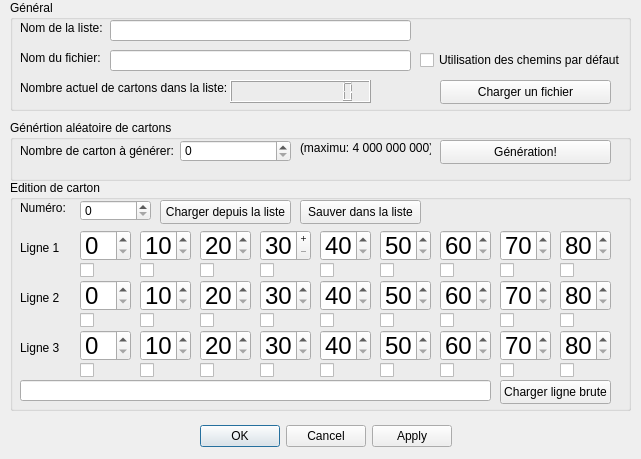
Before: the Qt Designer form sources/UI/ConfigCartons.ui in Silmaen/EvenementLoto, drawn with Qt 5.
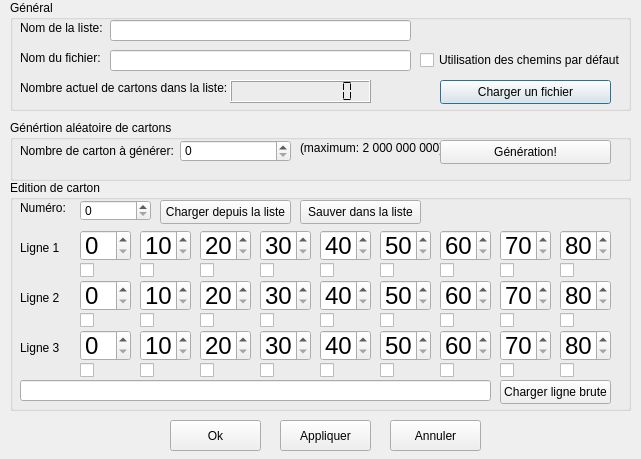
After: the same form once the commit is applied.

Commit message: Travail sur la définition des cartons

What changed in the file:
```diff
--- a/sources/UI/ConfigCartons.ui
+++ b/sources/UI/ConfigCartons.ui
@@ -40,42 +40,6 @@
   <property name="modal">
    <bool>true</bool>
   </property>
-  <widget class="QDialogButtonBox" name="buttonBox">
-   <property name="geometry">
-    <rect>
-     <x>10</x>
-     <y>420</y>
-     <width>631</width>
-     <height>32</height>
-    </rect>
-   </property>
-   <property name="sizePolicy">
-    <sizepolicy hsizetype="Fixed" vsizetype="Fixed">
-     <horstretch>0</horstretch>
-     <verstretch>0</verstretch>
-    </sizepolicy>
-   </property>
-   <property name="minimumSize">
-    <size>
-     <width>631</width>
-     <height>32</height>
-    </size>
-   </property>
-   <property name="toolTip">
-    <string>Annuler: fermer la fenetre sans sauvegarder. Ok: fermer la fenetre et sauvegarder. Appliquer: Sauvegarder
-     sans fermer la fenêtre.
-    </string>
-   </property>
-   <property name="orientation">
-    <enum>Qt::Horizontal</enum>
-   </property>
-   <property name="standardButtons">
-    <set>QDialogButtonBox::Apply|QDialogButtonBox::Cancel|QDialogButtonBox::Ok</set>
-   </property>
-   <property name="centerButtons">
-    <bool>true</bool>
-   </property>
-  </widget>
   <widget class="QGroupBox" name="groupBox">
    <property name="geometry">
     <rect>
@@ -184,6 +148,9 @@
     <property name="digitCount">
      <number>9</number>
     </property>
+       <property name="segmentStyle">
+           <enum>QLCDNumber::Flat</enum>
+       </property>
     <property name="intValue" stdset="0">
      <number>0</number>
     </property>
@@ -254,12 +221,12 @@
      <rect>
       <x>290</x>
       <y>20</y>
-      <width>131</width>
+         <width>141</width>
       <height>16</height>
      </rect>
     </property>
     <property name="text">
-     <string>(maximu: 4 000 000 000)</string>
+        <string>(maximum: 2 000 000 000)</string>
     </property>
    </widget>
    <widget class="QPushButton" name="UIGenerateBtn">
@@ -502,10 +469,7 @@
      </font>
     </property>
     <property name="buttonSymbols">
-     <enum>QAbstractSpinBox::PlusMinus</enum>
-    </property>
-    <property name="specialValueText">
-     <string/>
+        <enum>QAbstractSpinBox::UpDownArrows</enum>
     </property>
     <property name="minimum">
      <number>30</number>
@@ -1360,6 +1324,45 @@
     </property>
    </widget>
   </widget>
+     <widget class="QPushButton" name="pushButton">
+         <property name="geometry">
+             <rect>
+                 <x>170</x>
+                 <y>420</y>
+                 <width>91</width>
+                 <height>31</height>
+             </rect>
+         </property>
+         <property name="text">
+             <string>Ok</string>
+         </property>
+     </widget>
+     <widget class="QPushButton" name="pushButton_2">
+         <property name="geometry">
+             <rect>
+                 <x>280</x>
+                 <y>420</y>
+                 <width>91</width>
+                 <height>31</height>
+             </rect>
+         </property>
+         <property name="text">
+             <string>Appliquer</string>
+         </property>
+     </widget>
+     <widget class="QPushButton" name="pushButton_3">
+         <property name="geometry">
+             <rect>
+                 <x>390</x>
+                 <y>420</y>
+                 <width>91</width>
+                 <height>31</height>
+             </rect>
+         </property>
+         <property name="text">
+             <string>Annuler</string>
+         </property>
+     </widget>
  </widget>
  <tabstops>
   <tabstop>UICell_L1_C0</tabstop>
```
Left out of the diff: 87 changed lines with no effect on the pictures. Lines whose indentation alone changed are shown as unchanged. The commit also changes 6 other files.
